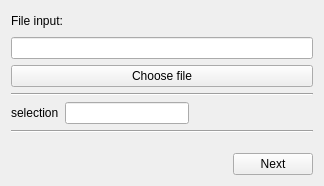
Qt form adapt/processes/ui/specfilereader.ui (syncope/adapt) before a commit.
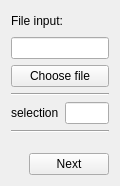
The same form after that commit.

What changed in the file:
```diff
--- a/adapt/processes/ui/specfilereader.ui
+++ b/adapt/processes/ui/specfilereader.ui
@@ -6,7 +6,7 @@
    <rect>
     <x>0</x>
     <y>0</y>
-    <width>324</width>
+    <width>120</width>
     <height>186</height>
    </rect>
   </property>
```
